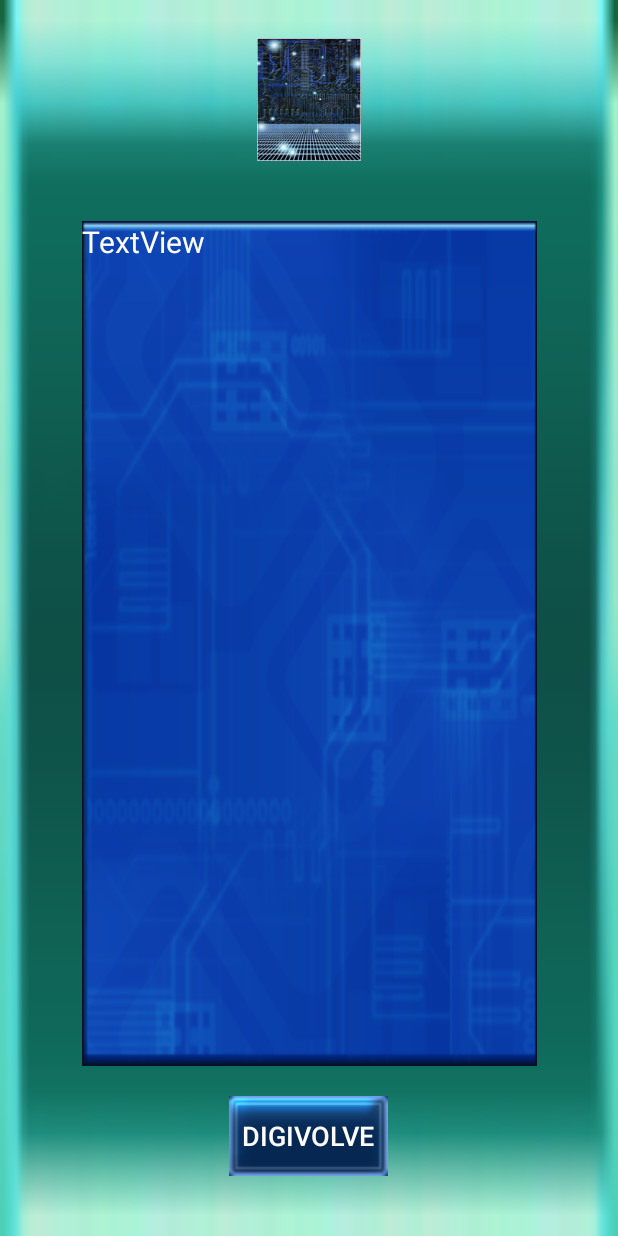
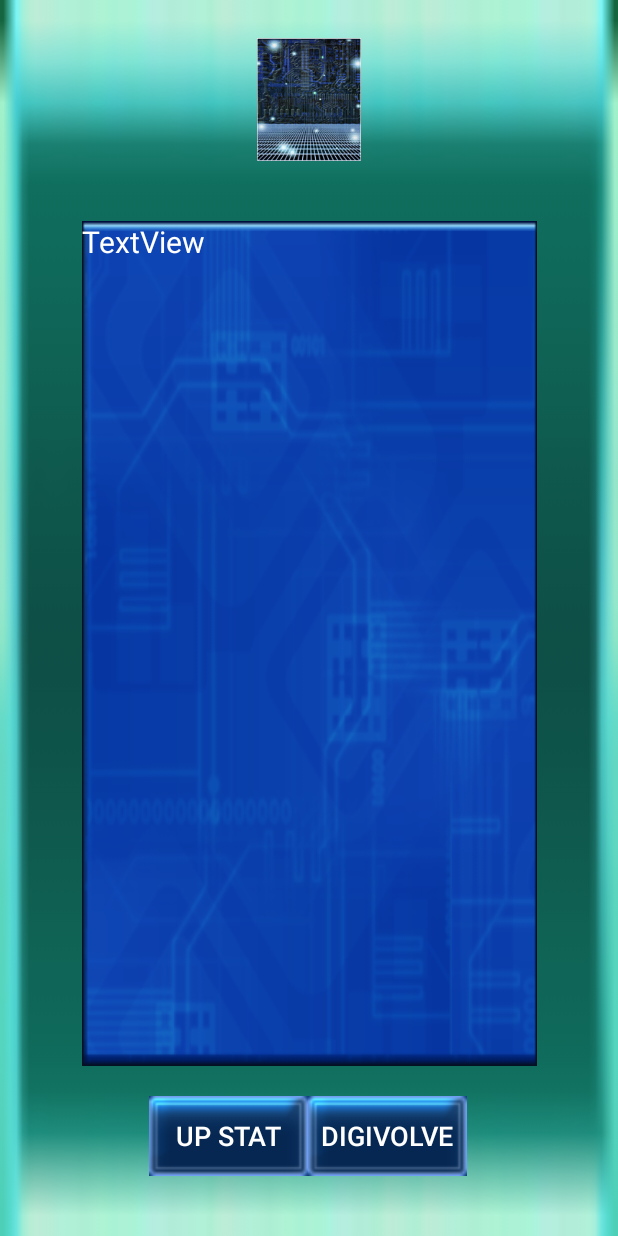
Before and after one commit to printto/Digi_Idle, an Android app: the layout activity_status.xml on its own in the app's theme, with its tools: preview values and no code run, on a phone screen of 412 x 824 dp. Run offline under Robolectric (Android 15) with nearby library versions, the phone set to English and light mode, and no system bars.

Commit message:
TODO: Use points from training to up the status

```diff
--- a/app/src/main/java/com/printto/printmov/digi_idle/activities/StatusActivity.java
+++ b/app/src/main/java/com/printto/printmov/digi_idle/activities/StatusActivity.java
@@ -83,6 +83,10 @@ public class StatusActivity extends AppCompatActivity implements DigimonViewCont
         overridePendingTransition(R.anim.zoominfadein, R.anim.zoomoutfadeout);
     }
 
+    public void onUpStatClicked(View view) {
+        //TODO Player can use points from training to up the status
+    }
+
     @Override
     public void walkWalker(float toWalkX, float toWalkY) {
         ObjectAnimator animatorX = ObjectAnimator.ofFloat(walker, "translationX", toWalkX);
--- a/app/src/main/res/layout/activity_status.xml
+++ b/app/src/main/res/layout/activity_status.xml
@@ -44,6 +44,21 @@
         app:layout_constraintStart_toStartOf="parent">
 
         <Button
+            android:id="@+id/upStatBtn"
+            android:layout_width="106dp"
+            android:layout_height="53dp"
+            android:layout_weight="1"
+            android:background="@drawable/btn1"
+            android:onClick="onUpStatClicked"
+            android:scaleType="fitCenter"
+            android:text="Up Stat"
+            android:textColor="@android:color/background_light"
+            android:textSize="18sp"
+            app:layout_constraintBottom_toBottomOf="parent"
+            app:layout_constraintEnd_toEndOf="parent"
+            app:layout_constraintStart_toStartOf="parent" />
+
+        <Button
             android:id="@+id/digivolveBtn"
             android:layout_width="106dp"
             android:layout_height="53dp"
```
